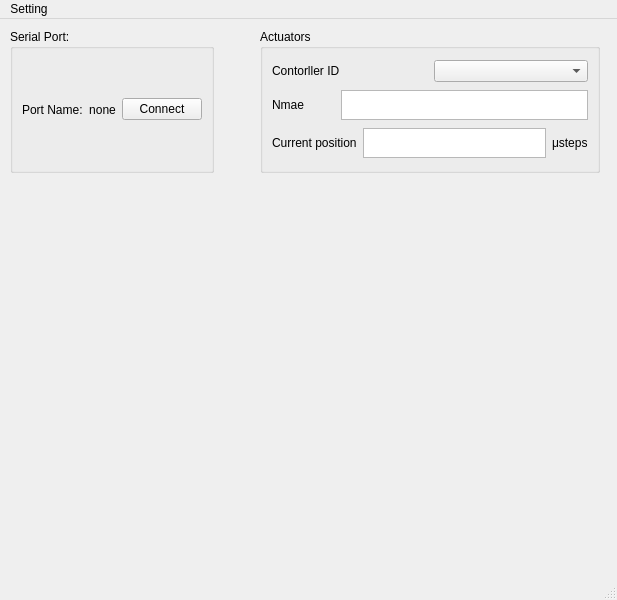
Qt form mainwindow.ui (maruta01/NanoPiezoActuator) before a commit.
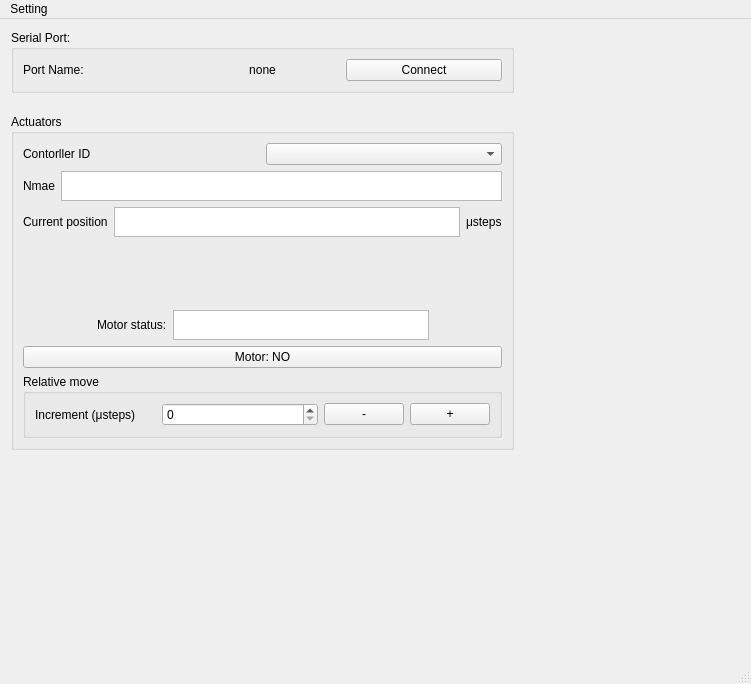
The same form after that commit.

Patch:
```diff
--- a/mainwindow.ui
+++ b/mainwindow.ui
@@ -6,8 +6,8 @@
    <rect>
     <x>0</x>
     <y>0</y>
-    <width>617</width>
-    <height>600</height>
+    <width>751</width>
+    <height>684</height>
    </rect>
   </property>
   <property name="windowTitle">
@@ -17,13 +17,13 @@
    <widget class="QWidget" name="">
     <property name="geometry">
      <rect>
-      <x>10</x>
-      <y>10</y>
-      <width>590</width>
-      <height>144</height>
+      <x>11</x>
+      <y>11</y>
+      <width>503</width>
+      <height>420</height>
      </rect>
     </property>
-    <layout class="QHBoxLayout" name="horizontalLayout_3">
+    <layout class="QVBoxLayout" name="verticalLayout">
      <item>
       <widget class="QGroupBox" name="groupBox">
        <property name="title">
@@ -58,17 +58,17 @@
       </widget>
      </item>
      <item>
-      <spacer name="horizontalSpacer_2">
+      <spacer name="verticalSpacer">
        <property name="orientation">
-        <enum>Qt::Horizontal</enum>
+        <enum>Qt::Vertical</enum>
        </property>
        <property name="sizeType">
-        <enum>QSizePolicy::MinimumExpanding</enum>
+        <enum>QSizePolicy::Preferred</enum>
        </property>
        <property name="sizeHint" stdset="0">
         <size>
-         <width>40</width>
-         <height>20</height>
+         <width>7</width>
+         <height>15</height>
         </size>
        </property>
       </spacer>
@@ -78,8 +78,43 @@
        <property name="title">
         <string>Actuators</string>
        </property>
-       <layout class="QGridLayout" name="gridLayout">
-        <item row="3" column="0">
+       <layout class="QVBoxLayout" name="verticalLayout_2">
+        <item>
+         <layout class="QHBoxLayout" name="horizontalLayout_2">
+          <item>
+           <widget class="QLabel" name="contorl_id_label">
+            <property name="text">
+             <string>Contorller ID</string>
+            </property>
+           </widget>
+          </item>
+          <item>
+           <widget class="QComboBox" name="contorller_id_comboBox"/>
+          </item>
+         </layout>
+        </item>
+        <item>
+         <layout class="QHBoxLayout" name="horizontalLayout_4">
+          <item>
+           <widget class="QLabel" name="name_label">
+            <property name="text">
+             <string>Nmae</string>
+            </property>
+           </widget>
+          </item>
+          <item>
+           <widget class="QTextBrowser" name="name_textBrowser">
+            <property name="maximumSize">
+             <size>
+              <width>16777215</width>
+              <height>30</height>
+             </size>
+            </property>
+           </widget>
+          </item>
+         </layout>
+        </item>
+        <item>
          <layout class="QHBoxLayout" name="horizontalLayout_5">
           <item>
            <widget class="QLabel" name="current_position_label">
@@ -88,19 +123,6 @@
             </property>
            </widget>
           </item>
-          <item>
-           <spacer name="horizontalSpacer_3">
-            <property name="orientation">
-             <enum>Qt::Horizontal</enum>
-            </property>
-            <property name="sizeHint" stdset="0">
-             <size>
-              <width>40</width>
-              <height>20</height>
-             </size>
-            </property>
-           </spacer>
-          </item>
           <item>
            <widget class="QTextBrowser" name="current_position_textBrowser">
             <property name="maximumSize">
@@ -120,20 +142,29 @@
           </item>
          </layout>
         </item>
-        <item row="1" column="0">
-         <layout class="QHBoxLayout" name="horizontalLayout_4">
+        <item>
+         <spacer name="verticalSpacer_2">
+          <property name="orientation">
+           <enum>Qt::Vertical</enum>
+          </property>
+          <property name="sizeHint" stdset="0">
+           <size>
+            <width>20</width>
+            <height>40</height>
+           </size>
+          </property>
+         </spacer>
+        </item>
+        <item>
+         <layout class="QHBoxLayout" name="horizontalLayout_6">
           <item>
-           <widget class="QLabel" name="name_label">
-            <property name="text">
-             <string>Nmae</string>
-            </property>
-           </widget>
-          </item>
-          <item>
-           <spacer name="horizontalSpacer">
+           <spacer name="horizontalSpacer_3">
             <property name="orientation">
              <enum>Qt::Horizontal</enum>
             </property>
+            <property name="sizeType">
+             <enum>QSizePolicy::MinimumExpanding</enum>
+            </property>
             <property name="sizeHint" stdset="0">
              <size>
               <width>40</width>
@@ -143,7 +174,14 @@
            </spacer>
           </item>
           <item>
-           <widget class="QTextBrowser" name="name_textBrowser">
+           <widget class="QLabel" name="motor_status_label">
+            <property name="text">
+             <string>Motor status:</string>
+            </property>
+           </widget>
+          </item>
+          <item>
+           <widget class="QTextBrowser" name="motor_status_textBrowser">
             <property name="maximumSize">
              <size>
               <width>16777215</width>
@@ -152,25 +190,116 @@
             </property>
            </widget>
           </item>
-         </layout>
-        </item>
-        <item row="0" column="0">
-         <layout class="QHBoxLayout" name="horizontalLayout_2">
-          <property name="spacing">
-           <number>7</number>
-          </property>
           <item>
-           <widget class="QLabel" name="contorl_id_label">
-            <property name="text">
-             <string>Contorller ID</string>
+           <spacer name="horizontalSpacer_4">
+            <property name="orientation">
+             <enum>Qt::Horizontal</enum>
             </property>
-           </widget>
+            <property name="sizeType">
+             <enum>QSizePolicy::MinimumExpanding</enum>
+            </property>
+            <property name="sizeHint" stdset="0">
+             <size>
+              <width>40</width>
+              <height>20</height>
+             </size>
+            </property>
+           </spacer>
           </item>
-          <item>
-           <widget class="QComboBox" name="contorller_id_comboBox"/>
-          </item>
          </layout>
         </item>
+        <item>
+         <widget class="QPushButton" name="motor_pushButton">
+          <property name="text">
+           <string>Motor: NO</string>
+          </property>
+         </widget>
+        </item>
+        <item>
+         <widget class="QGroupBox" name="groupBox_2">
+          <property name="font">
+           <font>
+            <family>Ubuntu</family>
+            <bold>false</bold>
+            <stylestrategy>PreferDefault</stylestrategy>
+           </font>
+          </property>
+          <property name="layoutDirection">
+           <enum>Qt::LeftToRight</enum>
+          </property>
+          <property name="autoFillBackground">
+           <bool>false</bool>
+          </property>
+          <property name="title">
+           <string>Relative move</string>
+          </property>
+          <property name="flat">
+           <bool>false</bool>
+          </property>
+          <layout class="QVBoxLayout" name="verticalLayout_3">
+           <item>
+            <layout class="QHBoxLayout" name="horizontalLayout_3">
+             <item>
+              <widget class="QLabel" name="increament_label">
+               <property name="text">
+                <string>Increment (μsteps)</string>
+               </property>
+              </widget>
+             </item>
+             <item>
+              <spacer name="horizontalSpacer_5">
+               <property name="orientation">
+                <enum>Qt::Horizontal</enum>
+               </property>
+               <property name="sizeHint" stdset="0">
+                <size>
+                 <width>40</width>
+                 <height>20</height>
+                </size>
+               </property>
+              </spacer>
+             </item>
+             <item>
+              <widget class="QSpinBox" name="increament_spinBox">
+               <property name="minimumSize">
+                <size>
+                 <width>156</width>
+                 <height>0</height>
+                </size>
+               </property>
+               <property name="minimum">
+                <number>0</number>
+               </property>
+               <property name="maximum">
+                <number>1000000</number>
+               </property>
+              </widget>
+             </item>
+             <item>
+              <widget class="QPushButton" name="del_relative_pushButton">
+               <property name="minimumSize">
+                <size>
+                 <width>0</width>
+                 <height>0</height>
+                </size>
+               </property>
+               <property name="text">
+                <string>-</string>
+               </property>
+              </widget>
+             </item>
+             <item>
+              <widget class="QPushButton" name="add_relative_pushButton">
+               <property name="text">
+                <string>+</string>
+               </property>
+              </widget>
+             </item>
+            </layout>
+           </item>
+          </layout>
+         </widget>
+        </item>
        </layout>
       </widget>
      </item>
@@ -182,7 +311,7 @@
     <rect>
      <x>0</x>
      <y>0</y>
-     <width>617</width>
+     <width>751</width>
      <height>20</height>
     </rect>
    </property>
```
